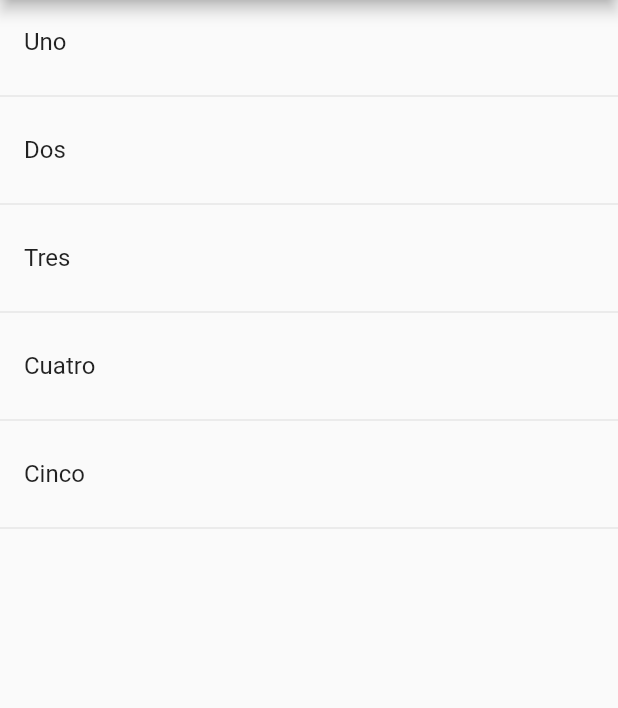
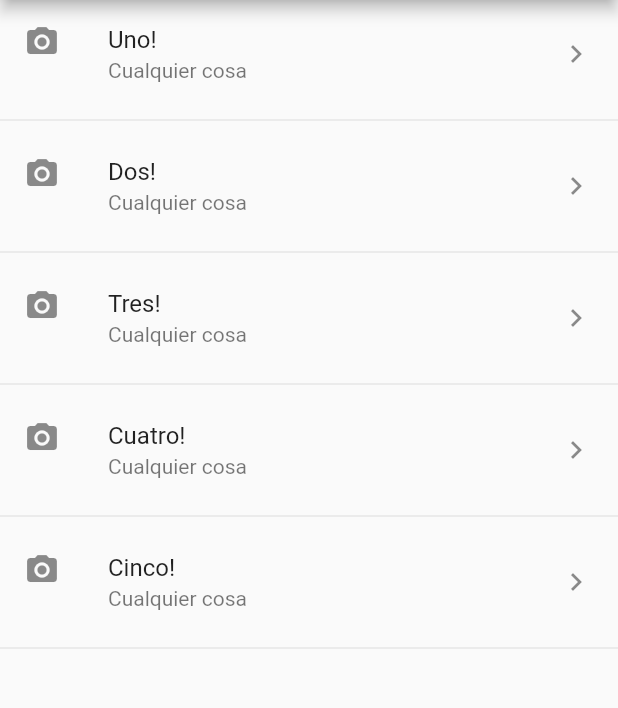
Before and after one commit to strujilloor/Curso-Flutter, a Flutter app: the screen it shows after launch, on a phone screen of 412 x 824 dp, the part 84-792 px from its top. Run offline on Flutter 3.47's test engine with Material 2 defaults, Android fonts, the phone set to English and light mode, and no system bars.

Commit message:
Método map de las listas y ListTile

```diff
--- a/lib/src/pages/home_temp.dart
+++ b/lib/src/pages/home_temp.dart
@@ -11,7 +11,8 @@ class HomePageTemp extends StatelessWidget {
         title: Text('Componentes Temp')
       ),
       body: ListView(
-        children: _crearItems(),
+        // children: _crearItems(),
+        children: _crearItemsCorta(),
       ),
     );
   }
@@ -31,5 +32,21 @@ class HomePageTemp extends StatelessWidget {
     return lista;
   }
 
-  List<Widget> _crearItemsCorta(){}
+  List<Widget> _crearItemsCorta(){
+
+    return opciones.map( ( item ) {
+      return Column(
+        children: <Widget>[
+          ListTile(
+            title: Text( item + '!' ),
+            subtitle: Text('Cualquier cosa'),
+            leading: Icon(Icons.camera_alt), // izquierda
+            trailing: Icon(Icons.keyboard_arrow_right),
+            onTap: (){ }, // derecha
+          ),
+          Divider()
+        ],
+      );
+    }).toList();
+  }
 }
```
